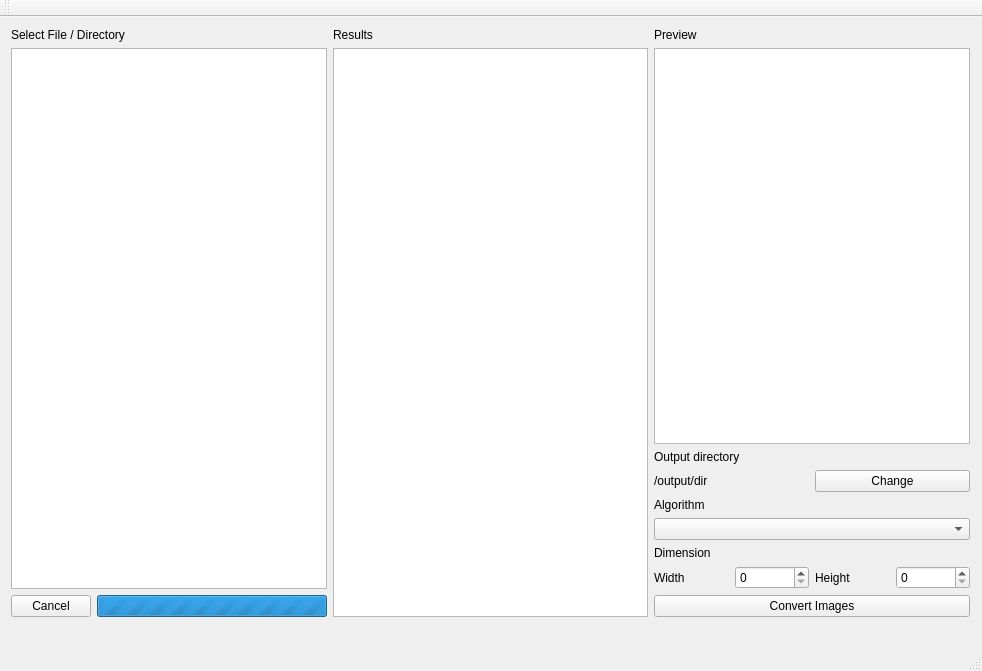
First picture: the form in qt_creator_project/bbp-qt/mainwindow.ui, repository bestimmaa/batch-image-resizer-qt-opencv, before the edit.
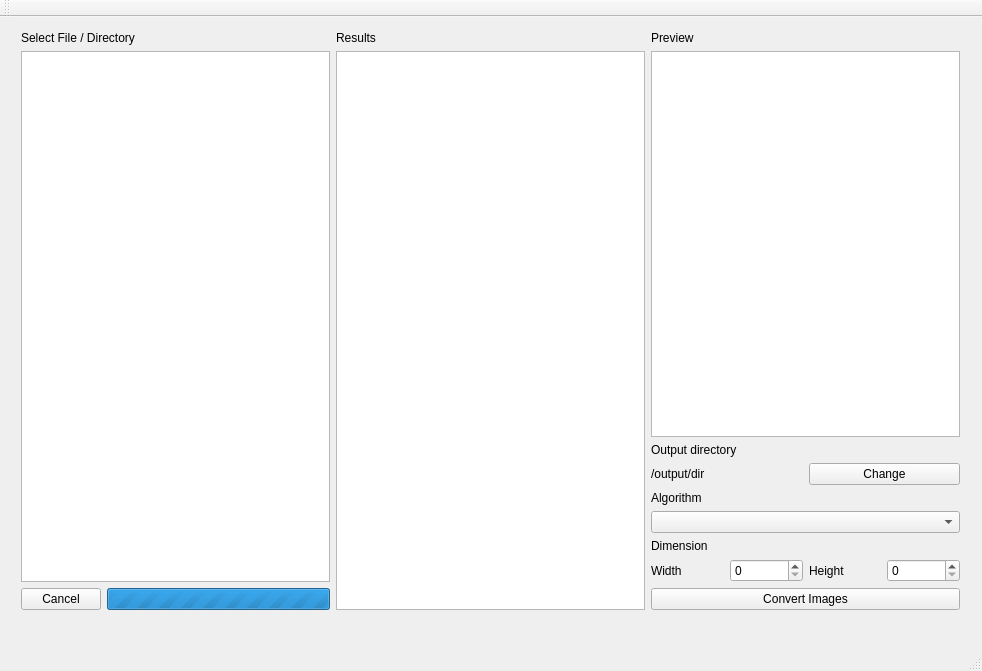
Second picture: the form after the edit.

Diff of the .ui file:
```diff
--- a/qt_creator_project/bbp-qt/mainwindow.ui
+++ b/qt_creator_project/bbp-qt/mainwindow.ui
@@ -14,13 +14,19 @@
    <string>Batch Image Processor</string>
   </property>
   <widget class="QWidget" name="centralWidget">
+   <property name="sizePolicy">
+    <sizepolicy hsizetype="Preferred" vsizetype="Preferred">
+     <horstretch>0</horstretch>
+     <verstretch>0</verstretch>
+    </sizepolicy>
+   </property>
    <widget class="QWidget" name="horizontalLayoutWidget">
     <property name="geometry">
      <rect>
-      <x>0</x>
-      <y>0</y>
-      <width>981</width>
-      <height>611</height>
+      <x>10</x>
+      <y>3</y>
+      <width>961</width>
+      <height>601</height>
      </rect>
     </property>
     <layout class="QHBoxLayout" name="horizontalLayout">
```
